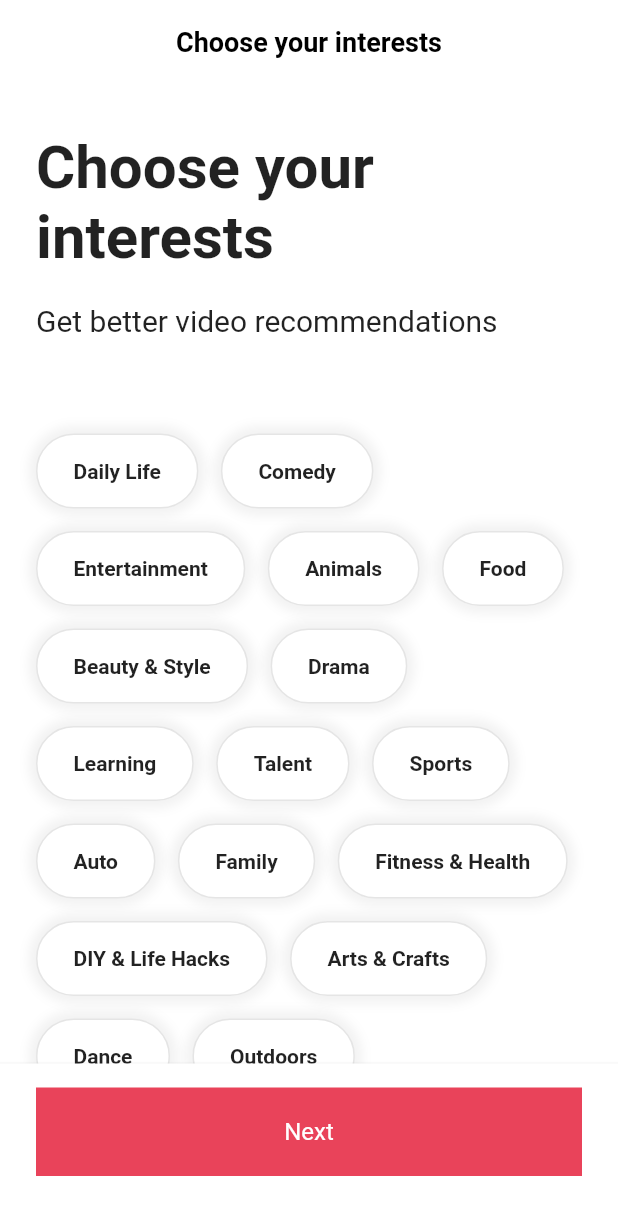
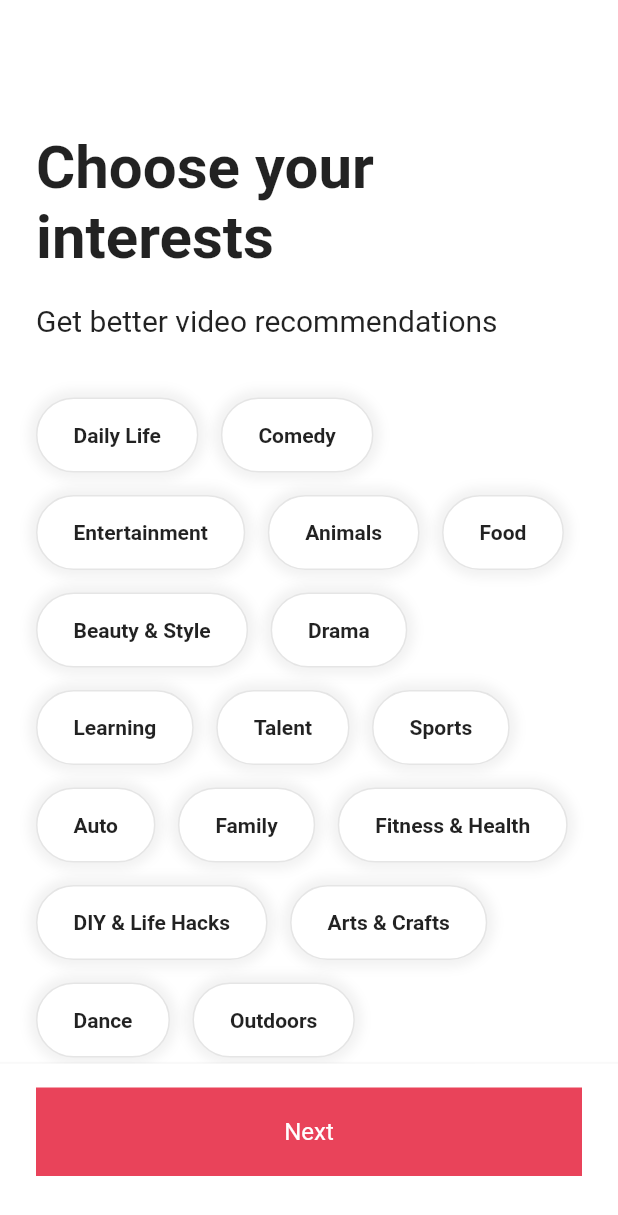
Before and after one commit to HamsterStudent/tiktok-clone, a Flutter app: the screen it shows after launch, on a phone screen of 412 x 824 dp. Shown: the top 1215 px of the screen. Run offline on Flutter 3.47's test engine with Material 2 defaults, Android fonts, the phone set to English and light mode, and no system bars; our stand-ins replace font_awesome_flutter.

```diff
--- a/lib/features/onboarding/interests_screen.dart
+++ b/lib/features/onboarding/interests_screen.dart
@@ -1,6 +1,8 @@
 import 'package:flutter/material.dart';
 import 'package:tiktok_clone/constants/gaps.dart';
 import 'package:tiktok_clone/constants/sizes.dart';
+import 'package:tiktok_clone/features/onboarding/tutorial_screen.dart';
+import 'package:tiktok_clone/features/onboarding/widgets/interest_button.dart';
 
 const interests = [
   "Daily Life",
@@ -43,16 +45,65 @@ const interests = [
   "Home & Garden",
 ];
 
-class InterestsScreen extends StatelessWidget {
+class InterestsScreen extends StatefulWidget {
   const InterestsScreen({super.key});
+
+  @override
+  State<InterestsScreen> createState() => _InterestsScreenState();
+}
+
+class _InterestsScreenState extends State<InterestsScreen> {
+  final ScrollController _ScrollController = ScrollController();
+
+  bool _showTitle = false;
+
+  void _onScroll() {
+    if (_ScrollController.offset > 100) {
+      if (_showTitle) return;
+      setState(() {
+        _showTitle = true;
+      });
+    } else {
+      setState(() {
+        _showTitle = false;
+      });
+    }
+  }
+
+  void _onNextTap() {
+    Navigator.push(
+      context,
+      MaterialPageRoute(
+        builder: (context) => const TutorialScreen(),
+      ),
+    );
+  }
+
+  @override
+  void initState() {
+    super.initState();
+    _ScrollController.addListener(_onScroll);
+  }
+
+  @override
+  void dispose() {
+    _ScrollController.dispose();
+    super.dispose();
+  }
 
   @override
   Widget build(BuildContext context) {
     return Scaffold(
       appBar: AppBar(
-        title: const Text("Choose your interests"),
+        title: AnimatedOpacity(
+          opacity: _showTitle ? 1 : 0,
+          duration: const Duration(milliseconds: 300),
+          child: const Text("Choose your interests"),
         ),
-      body: SingleChildScrollView(
+      ),
+      body: Scrollbar(
+        child: SingleChildScrollView(
+          controller: _ScrollController,
           child: Padding(
             padding: const EdgeInsets.only(
               left: Sizes.size24,
@@ -77,7 +128,7 @@ class InterestsScreen extends StatelessWidget {
                     fontSize: Sizes.size20,
                   ),
                 ),
-              Gaps.v64,
+                Gaps.v40,
                 Wrap(
                   // 세로간격
                   runSpacing: 15,
@@ -85,37 +136,11 @@ class InterestsScreen extends StatelessWidget {
                   spacing: 15,
                   children: [
                     for (var interest in interests)
-                    Container(
-                      padding: const EdgeInsets.symmetric(
-                        vertical: Sizes.size16,
-                        horizontal: Sizes.size24,
-                      ),
-                      decoration: BoxDecoration(
-                        color: Colors.white,
-                        borderRadius: BorderRadius.circular(
-                          Sizes.size32,
-                        ),
-                        border: Border.all(
-                          color: Colors.black.withOpacity(0.1),
-                        ),
-                        boxShadow: [
-                          BoxShadow(
-                            color: Colors.black.withOpacity(0.05),
-                            blurRadius: 5,
-                            spreadRadius: 5,
-                          ),
-                        ],
-                      ),
-                      child: Text(
-                        interest,
-                        style: const TextStyle(
-                          fontWeight: FontWeight.bold,
-                        ),
-                      ),
-                    )
+                      InterestButton(interest: interest)
                   ],
                 )
               ],
+            ),
           ),
         ),
       ),
@@ -128,6 +153,8 @@ class InterestsScreen extends StatelessWidget {
             left: Sizes.size24,
             right: Sizes.size24,
           ),
+          child: GestureDetector(
+            onTap: _onNextTap,
             child: Container(
               padding: const EdgeInsets.symmetric(
                 vertical: Sizes.size20,
@@ -146,6 +173,7 @@ class InterestsScreen extends StatelessWidget {
             ),
           ),
         ),
+      ),
     );
   }
 }
--- /dev/null
+++ b/lib/features/onboarding/widgets/interest_button.dart
@@ -0,0 +1,61 @@
+import 'package:flutter/material.dart';
+import 'package:tiktok_clone/constants/sizes.dart';
+
+class InterestButton extends StatefulWidget {
+  const InterestButton({
+    super.key,
+    required this.interest,
+  });
+
+  final String interest;
+
+  @override
+  State<InterestButton> createState() => _InterestButtonState();
+}
+
+class _InterestButtonState extends State<InterestButton> {
+  bool _isSelected = false;
+
+  void _onTap() {
+    setState(() {
+      _isSelected = !_isSelected;
+    });
+  }
+
+  @override
+  Widget build(BuildContext context) {
+    return GestureDetector(
+      onTap: _onTap,
+      child: AnimatedContainer(
+        duration: const Duration(milliseconds: 200),
+        padding: const EdgeInsets.symmetric(
+          vertical: Sizes.size16,
+          horizontal: Sizes.size24,
+        ),
+        decoration: BoxDecoration(
+          color: _isSelected ? Theme.of(context).primaryColor : Colors.white,
+          borderRadius: BorderRadius.circular(
+            Sizes.size32,
+          ),
+          border: Border.all(
+            color: Colors.black.withOpacity(0.1),
+          ),
+          boxShadow: [
+            BoxShadow(
+              color: Colors.black.withOpacity(0.05),
+              blurRadius: 5,
+              spreadRadius: 5,
+            ),
+          ],
+        ),
+        child: Text(
+          widget.interest,
+          style: TextStyle(
+            fontWeight: FontWeight.bold,
+            color: _isSelected ? Colors.white : Colors.black87,
+          ),
+        ),
+      ),
+    );
+  }
+}
```
Also changed, not shown: lib/features/onboarding/tutorial_screen.dart (added, +128 -0 lines), pubspec.lock, 1 other file. Lines whose indentation alone changed are shown as unchanged.
